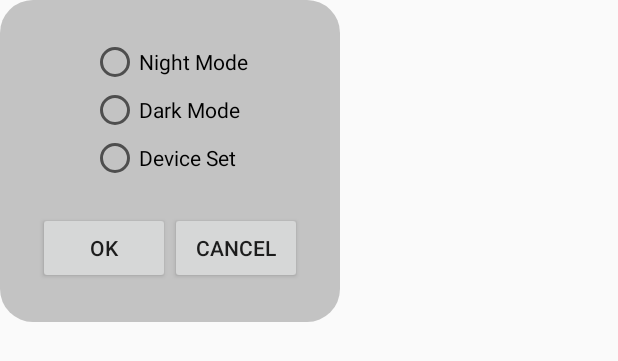
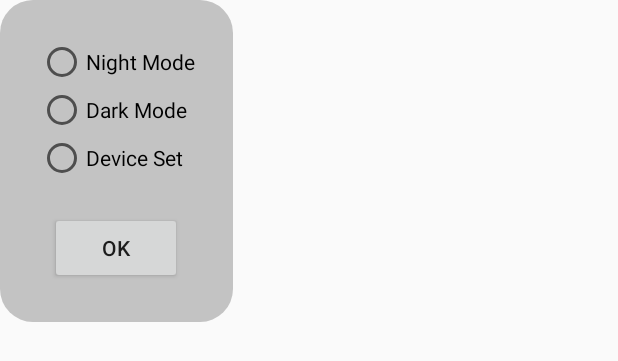
Before and after one commit to dippola/RelaxTour, an Android app: the layout theme_dialog.xml on its own in the app's theme, with its tools: preview values and no code run, on a phone screen of 412 x 824 dp. Shown: the top 361 px of the screen. Run offline under Robolectric (Android 15) with nearby library versions, the phone set to English and light mode, and no system bars.

Commit message:
Initial commit6

```diff
--- a/app/src/main/AndroidManifest.xml
+++ b/app/src/main/AndroidManifest.xml
@@ -32,7 +32,8 @@
         <activity android:name=".setting.SettingDialog" android:theme="@style/Theme.AppCompat.DayNight.Dialog.Alert"/>
         <service android:name=".service.TimerService"/>
         <activity android:name=".setting.StorageManageDialog" android:theme="@style/Theme.AppCompat.DayNight.Dialog.Alert"/>
-        <activity android:name=".dialog.ScreenModeDialog" android:theme="@style/Theme.AppCompat.DayNight.Dialog.Alert"/>
+<!--        <activity android:name=".dialog.ThemeDialog" android:theme="@style/Theme.AppCompat.DayNight.Dialog.Alert"/>-->
+        <service android:name=".service.GetStateKillApp" />
 
     </application>
 
--- a/app/src/main/java/com/dippola/relaxtour/service/GetStateKillApp.java
+++ b/app/src/main/java/com/dippola/relaxtour/service/GetStateKillApp.java
@@ -23,7 +23,6 @@ public class GetStateKillApp extends Service {
 
     @Override
     public void onTaskRemoved(Intent rootIntent) {
-        //my code
         databaseHandler = new DatabaseHandler(getApplicationContext());
         databaseHandler.whenAppKillTask();
         stopSelf();
--- a/app/src/main/res/layout/screen_mode_dialog.xml
+++ b/app/src/main/res/layout/theme_dialog.xml
@@ -17,25 +17,25 @@
             android:orientation="vertical">
 
             <RadioGroup
-                android:id="@+id/screen_mode_dialog_radio_group"
+                android:id="@+id/theme_dialog_radio_group"
                 android:layout_width="wrap_content"
                 android:layout_height="wrap_content"
                 android:layout_gravity="center_horizontal">
 
                 <RadioButton
-                    android:id="@+id/screen_mode_dialog_night_mode"
+                    android:id="@+id/theme_dialog_light"
                     android:layout_width="wrap_content"
                     android:layout_height="wrap_content"
                     android:text="Night Mode" />
 
                 <RadioButton
-                    android:id="@+id/screen_mode_dialog_dark_mode"
+                    android:id="@+id/theme_dialog_dark"
                     android:layout_width="wrap_content"
                     android:layout_height="wrap_content"
                     android:text="Dark Mode" />
 
                 <RadioButton
-                    android:id="@+id/screen_mode_dialog_device_set"
+                    android:id="@+id/theme_dialog_system"
                     android:layout_width="wrap_content"
                     android:layout_height="wrap_content"
                     android:text="Device Set" />
@@ -45,19 +45,15 @@
                 android:layout_width="wrap_content"
                 android:layout_height="wrap_content"
                 android:layout_marginTop="20dp"
-                android:orientation="horizontal">
+                android:orientation="horizontal"
+                android:layout_gravity="center_horizontal">
 
                 <Button
-                    android:id="@+id/screen_mode_dialog_ok"
+                    android:id="@+id/theme_dialog_okbtn"
                     android:layout_width="wrap_content"
                     android:layout_height="wrap_content"
                     android:text="ok" />
 
-                <Button
-                    android:id="@+id/screen_mode_dialog_cancel"
-                    android:layout_width="wrap_content"
-                    android:layout_height="wrap_content"
-                    android:text="cancel" />
             </LinearLayout>
         </LinearLayout>
     </RelativeLayout>
```
Also changed, not shown: app/src/main/java/com/dippola/relaxtour/MainActivity.java (+50 -124 lines), app/src/main/java/com/dippola/relaxtour/ThemeHelper.java (added, +39 -0 lines), app/src/main/java/com/dippola/relaxtour/dialog/ScreenModeDialog.java (deleted, +0 -35 lines), app/src/main/java/com/dippola/relaxtour/dialog/ThemeDialog.java (added, +124 -0 lines), app/src/main/res/layout/activity_main.xml (+8 -8 lines).
